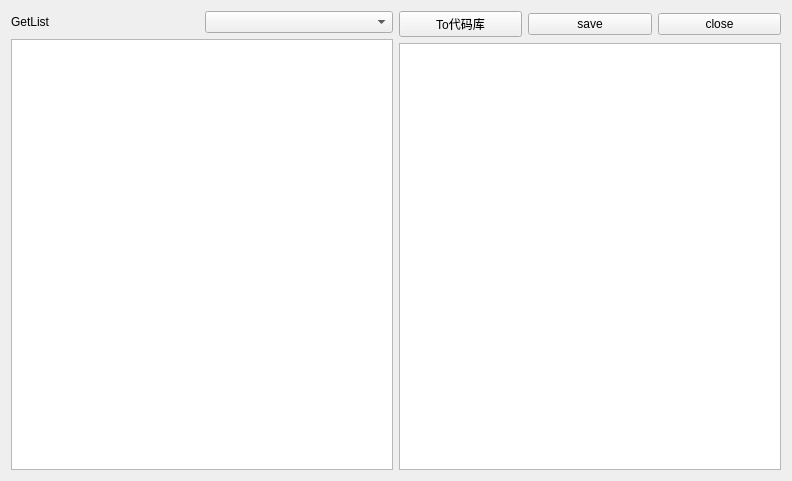
Qt form auto_c_code/autoccode.ui (yjduoduo/auto_c_code) before a commit.
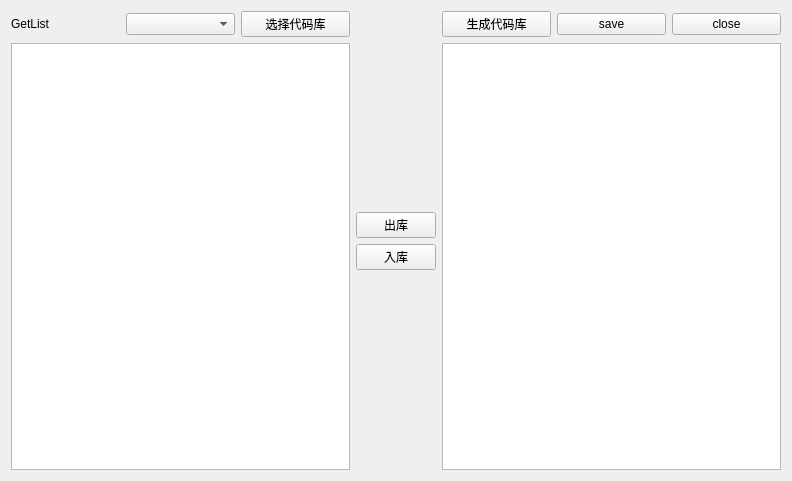
The same form after that commit.

```diff
--- a/auto_c_code/autoccode.ui
+++ b/auto_c_code/autoccode.ui
@@ -35,6 +35,13 @@
            <item>
             <widget class="QComboBox" name="db_comboBox"/>
            </item>
+           <item>
+            <widget class="QPushButton" name="choseCodeDB_btn">
+             <property name="text">
+              <string>选择代码库</string>
+             </property>
+            </widget>
+           </item>
           </layout>
          </item>
          <item>
@@ -44,6 +51,50 @@
        </item>
       </layout>
      </item>
+     <item>
+      <layout class="QVBoxLayout" name="verticalLayout_3">
+       <item>
+        <spacer name="verticalSpacer_2">
+         <property name="orientation">
+          <enum>Qt::Vertical</enum>
+         </property>
+         <property name="sizeHint" stdset="0">
+          <size>
+           <width>20</width>
+           <height>40</height>
+          </size>
+         </property>
+        </spacer>
+       </item>
+       <item>
+        <widget class="QPushButton" name="outdb_btn">
+         <property name="text">
+          <string>出库</string>
+         </property>
+        </widget>
+       </item>
+       <item>
+        <widget class="QPushButton" name="indb_btn">
+         <property name="text">
+          <string>入库</string>
+         </property>
+        </widget>
+       </item>
+       <item>
+        <spacer name="verticalSpacer_3">
+         <property name="orientation">
+          <enum>Qt::Vertical</enum>
+         </property>
+         <property name="sizeHint" stdset="0">
+          <size>
+           <width>20</width>
+           <height>60</height>
+          </size>
+         </property>
+        </spacer>
+       </item>
+      </layout>
+     </item>
      <item>
       <layout class="QHBoxLayout" name="horizontalLayout_4">
        <item>
@@ -53,7 +104,7 @@
            <item>
             <widget class="QPushButton" name="tocode_btn">
              <property name="text">
-              <string>To代码库</string>
+              <string>生成代码库</string>
              </property>
             </widget>
            </item>
```
Left out of the diff: 2 changed lines with no effect on the pictures.
